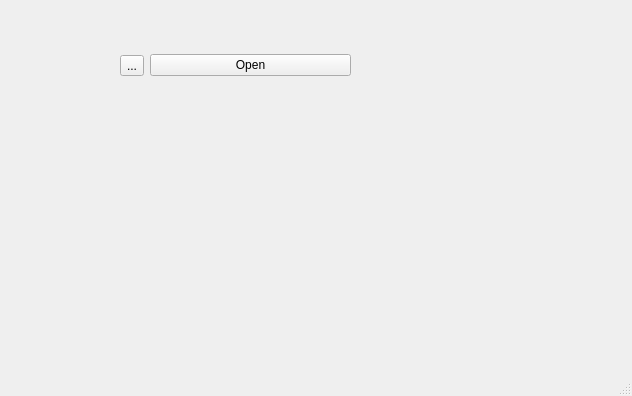
The window that pipeline/ui/my_window.ui (Trenh/PythonDCC) describes before a commit, drawn with Qt 5.
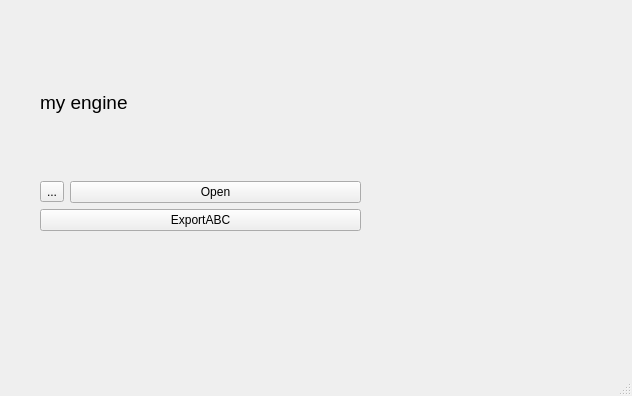
The same window after the commit.

Commit message: update shelves and start export

The edit to the form file:
```diff
--- a/pipeline/ui/my_window.ui
+++ b/pipeline/ui/my_window.ui
@@ -17,12 +17,29 @@
    <widget class="QWidget" name="horizontalLayoutWidget">
     <property name="geometry">
      <rect>
-      <x>120</x>
-      <y>10</y>
-      <width>231</width>
-      <height>111</height>
+      <x>40</x>
+      <y>30</y>
+      <width>321</width>
+      <height>201</height>
      </rect>
     </property>
+    <layout class="QVBoxLayout" name="verticalLayout">
+     <item>
+      <widget class="QLabel" name="label">
+       <property name="font">
+        <font>
+         <pointsize>14</pointsize>
+        </font>
+       </property>
+       <property name="layoutDirection">
+        <enum>Qt::LeftToRight</enum>
+       </property>
+       <property name="text">
+        <string>my engine</string>
+       </property>
+      </widget>
+     </item>
+     <item>
     <layout class="QHBoxLayout" name="horizontalLayout">
      <item>
       <widget class="QToolButton" name="browse_button">
@@ -35,6 +52,15 @@
       <widget class="QPushButton" name="open_button">
        <property name="text">
         <string>Open</string>
+         </property>
+        </widget>
+       </item>
+      </layout>
+     </item>
+     <item>
+      <widget class="QPushButton" name="export_button">
+       <property name="text">
+        <string>ExportABC</string>
        </property>
       </widget>
      </item>
```
Left out of the diff: 2 changed lines with no effect on the pictures. Lines whose indentation alone changed are shown as unchanged. The commit also changes 17 other files.
